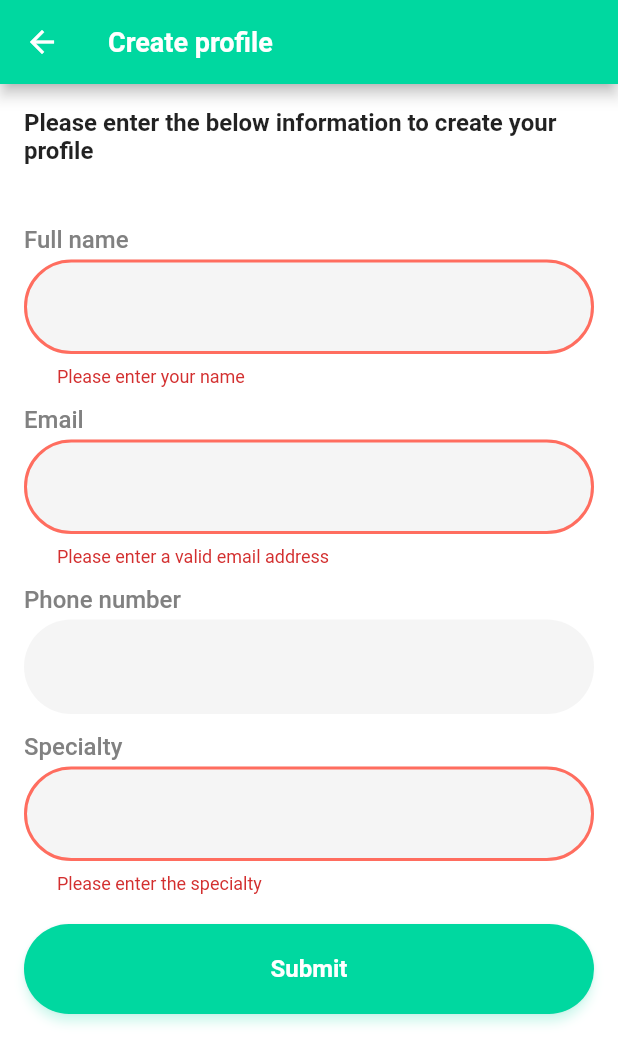
After one commit to Djamel96/doctoVirt, a Flutter app: the CreateProfileDoctorScreen screen opened directly, after a tap on "Submit", on a phone screen of 412 x 824 dp. The commit adds this screen. Shown: the top 1064 px of the screen. Run offline on Flutter 3.47's test engine with Material 2 defaults, Android fonts, the phone set to English and light mode, and no system bars; our stand-ins replace email_validator, flutter_svg, get, permission_handler, shared_preferences; missing offline and left inert: agora_rtc_engine; accounts and stored records are empty; Roboto replaces fonts that are missing (DMSans).

Commit message:
submit doctor profile

```diff
--- a/lib/chooseProfile/choose_profile_type_screen.dart
+++ b/lib/chooseProfile/choose_profile_type_screen.dart
@@ -1,3 +1,4 @@
+import 'package:doctovirt/doctor/screens/create_profile_doctor_screen.dart';
 import 'package:doctovirt/doctorsList/screens/doctors_list_main_screen.dart';
 import 'package:doctovirt/elements/rounded_button.dart';
 import 'package:flutter/material.dart';
@@ -106,8 +107,7 @@ class _ChooseProfileTypeScreenState extends State<ChooseProfileTypeScreen> {
             content: "Next",
             onPressed: () {
               if (isDoctor == true) {
-                // Go to doctor enter info screen
-
+                Get.to(() => const CreateProfileDoctorScreen());
               } else if (isDoctor == false) {
                 Get.to(() => const DoctorsListMainScreen());
               }
--- /dev/null
+++ b/lib/doctor/screens/create_profile_doctor_screen.dart
@@ -0,0 +1,100 @@
+import 'package:doctovirt/elements/rich_text_field.dart';
+import 'package:doctovirt/elements/rounded_button.dart';
+import 'package:doctovirt/helper/constants.dart';
+import 'package:doctovirt/them/colors.dart';
+import 'package:email_validator/email_validator.dart';
+import 'package:flutter/material.dart';
+
+class CreateProfileDoctorScreen extends StatefulWidget {
+  const CreateProfileDoctorScreen({super.key});
+
+  @override
+  State<CreateProfileDoctorScreen> createState() =>
+      _CreateProfileDoctorScreenState();
+}
+
+class _CreateProfileDoctorScreenState extends State<CreateProfileDoctorScreen> {
+  final nameController = TextEditingController();
+  final emailController = TextEditingController();
+  final phoneController = TextEditingController();
+  final specialtyController = TextEditingController();
+
+  final _formKey = GlobalKey<FormState>();
+  bool loading = false;
+  @override
+  Widget build(BuildContext context) {
+    return Scaffold(
+      backgroundColor: AppColors.scaffold,
+      appBar: AppBar(title: const Text("Create profile")),
+      body: ListView(
+        padding: const EdgeInsets.all(16),
+        children: [
+          const Text(
+            "Please enter the below information to create your profile",
+            style: TextStyle(
+              fontSize: 16,
+              fontWeight: FontWeight.w600,
+            ),
+          ),
+          const SizedBox(height: 40),
+          Form(
+            key: _formKey,
+            child: Column(
+              children: [
+                RichTextField(
+                  label: "Full name",
+                  controller: nameController,
+                  textCapitalization: TextCapitalization.words,
+                  validator: (val) {
+                    if (val?.isEmpty ?? true) {
+                      return "Please enter your name";
+                    }
+                    return null;
+                  },
+                ),
+                const SizedBox(height: 12),
+                RichTextField(
+                  controller: emailController,
+                  label: "Email",
+                  validator: (value) {
+                    if (!EmailValidator.validate(value!.trim())) {
+                      return 'Please enter a valid email address';
+                    }
+                    return null;
+                  },
+                ),
+                const SizedBox(height: 12),
+                RichTextField(
+                  label: "Phone number",
+                  keyboardType: TextInputType.number,
+                  controller: phoneController,
+                ),
+                const SizedBox(height: 12),
+                RichTextField(
+                  label: "Specialty",
+                  controller: specialtyController,
+                  validator: (val) {
+                    if (val?.isEmpty ?? true) {
+                      return "Please enter the specialty";
+                    }
+                    return null;
+                  },
+                ),
+                const SizedBox(height: 20),
+                RoundedButton(
+                  content: "Submit",
+                  onPressed: () => _submitProfile(),
+                )
+              ],
+            ),
+          )
+        ],
+      ),
+    );
+  }
+
+  _submitProfile() {
+    final form = _formKey.currentState;
+    if (!loading && form!.validate()) {}
+  }
+}
--- a/lib/doctorsList/models/doctor.dart
+++ b/lib/doctorsList/models/doctor.dart
@@ -43,7 +43,7 @@ class Doctor {
   final String name;
   final String username;
   final String email;
-  final Address address;
+  final Address? address;
   final String phone;
   final String website;
   final Specialty specialty;
@@ -55,9 +55,10 @@ class Doctor {
         name: json["name"],
         username: json["username"],
         email: json["email"],
-        address: Address.fromJson(json["address"]),
-        phone: json["phone"],
-        website: json["website"],
+        address:
+            json["address"] != null ? Address.fromJson(json["address"]) : null,
+        phone: json["phone"] ?? '',
+        website: json["website"] ?? '',
         specialty: Specialty.fromJson(json["specialty"]),
         gender: json['gender'],
         country: json['country'],
@@ -68,7 +69,7 @@ class Doctor {
         "name": name,
         "username": username,
         "email": email,
-        "address": address.toJson(),
+        "address": address?.toJson(),
         "phone": phone,
         "website": website,
         "specialty": specialty.toJson(),
--- a/lib/doctorsList/screens/doctor_profile_details.dart
+++ b/lib/doctorsList/screens/doctor_profile_details.dart
@@ -82,7 +82,7 @@ class _DoctorProfileDetailsState extends State<DoctorProfileDetails> {
               ),
               const SizedBox(height: 20),
               const Text(
-                "You can call him now for a free medical consultation and get advices from him.",
+                "You can request a call now for a free medical consultation and get advices.",
                 textAlign: TextAlign.center,
                 style: TextStyle(
                   fontSize: 16,
@@ -92,7 +92,10 @@ class _DoctorProfileDetailsState extends State<DoctorProfileDetails> {
               const Spacer(
                 flex: 2,
               ),
-              RoundedButton(content: "Call now")
+              RoundedButton(
+                content: "Request a call",
+                onPressed: () {},
+              )
             ],
           ),
         ),
--- a/lib/doctorsList/widgets/one_doctor.dart
+++ b/lib/doctorsList/widgets/one_doctor.dart
@@ -12,14 +12,14 @@ class OneDoctorWidget extends StatelessWidget {
 
   @override
   Widget build(BuildContext context) {
-    return CustomCardW(
-      margins: const EdgeInsets.only(bottom: 8),
-      child: Column(children: [
-        CustomInKWell(
-          onTap: () => Get.to(() => DoctorProfileDetails(
-                doctor: doctor,
-              )),
-          child: Row(
+    return CustomInKWell(
+      onTap: () => Get.to(() => DoctorProfileDetails(
+            doctor: doctor,
+          )),
+      child: CustomCardW(
+        margins: const EdgeInsets.only(bottom: 8),
+        child: Column(children: [
+          Row(
             children: [
               Image.asset(
                 doctor.gender == 0
@@ -61,8 +61,8 @@ class OneDoctorWidget extends StatelessWidget {
               const ForwardIcon()
             ],
           ),
-        )
-      ]),
+        ]),
+      ),
     );
   }
 }
--- /dev/null
+++ b/lib/elements/rich_text_field.dart
@@ -0,0 +1,240 @@
+import 'package:doctovirt/them/colors.dart';
+import 'package:flutter/material.dart';
+import 'package:flutter/services.dart';
+import 'package:flutter_svg/flutter_svg.dart';
+
+// todo: update postfix and password postfix icons code to be unified and more dynamic,
+typedef VoidCallbackWithBoolArg = void Function(bool value);
+
+class RichTextField extends StatefulWidget {
+  final Key? key;
+  final TextEditingController? controller;
+  final String? hintText;
+  final TextStyle? style;
+  final TextStyle? hintStyle;
+  final bool obscureText;
+  final bool autofocus;
+  final Widget? prefixIcon;
+  final bool isprefixActiveIconDisabledSame;
+  final Widget? prefixIconDisabled;
+  final Widget? postfix;
+  final VoidCallbackWithBoolArg? onFocus;
+  final FormFieldValidator<String>? validator;
+  final FormFieldSetter<String>? onSaved;
+  final VoidCallback? onTap;
+  final bool readOnly;
+  final ValueChanged<String>? onChanged;
+  final Widget? stackTopLayer;
+  final TextInputType? keyboardType;
+  final EdgeInsets? contentPadding;
+  final TextAlign? textAlign;
+  final List<TextInputFormatter>? inputFormatters;
+  final int? maxLength;
+  final String? errorText;
+  final String? initialValue;
+  final TextCapitalization textCapitalization;
+  final int maxLines;
+  final double radius;
+  final String label;
+
+  RichTextField({
+    this.key,
+    this.controller,
+    this.style,
+    this.hintText,
+    this.hintStyle,
+    this.obscureText = false,
+    this.readOnly = false,
+    this.prefixIcon,
+    this.prefixIconDisabled,
+    this.postfix,
+    this.onFocus,
+    this.validator,
+    this.onSaved,
+    this.onTap,
+    this.onChanged,
+    this.stackTopLayer,
+    this.keyboardType,
+    this.contentPadding,
+    this.textAlign,
+    this.inputFormatters,
+    this.maxLength,
+    this.errorText,
+    this.initialValue,
+    this.isprefixActiveIconDisabledSame = true,
+    this.autofocus = false,
+    this.textCapitalization = TextCapitalization.none,
+    this.maxLines = 1,
+    this.radius = 32,
+    required this.label,
+  });
+
+  @override
+  _RichTextFieldState createState() => _RichTextFieldState();
+}
+
+class _RichTextFieldState extends State<RichTextField> {
+  FocusNode _focus = new FocusNode();
+  Widget? _prefixIcon;
+  bool _hidePassword = false;
+  bool _isPassword = false;
+
+  @override
+  void initState() {
+    super.initState();
+    _isPassword = widget.obscureText;
+    _hidePassword = _isPassword;
+    _focus.addListener(_onFocusChange);
+  }
+
+  void _setPrefixIcon() {
+    setState(() {
+      // if (widget.prefixIconDisabled != null &&
+      //     !_focus.hasFocus &&
+      //     !widget.isprefixActiveIconDisabledSame) {
+      //   _prefixIcon = widget.prefixIconDisabled;
+      // } else {
+      _prefixIcon = widget.prefixIcon;
+      // }
+    });
+  }
+
+  void _onFocusChange() {
+    _setPrefixIcon();
+    if (widget.onFocus != null) widget.onFocus!(_focus.hasFocus);
+  }
+
+  @override
+  Widget build(BuildContext context) {
+    _setPrefixIcon();
+
+    return Column(
+      crossAxisAlignment: CrossAxisAlignment.start,
+      children: <Widget>[
+        Text(
+          widget.label,
+          style: TextStyle(
+            fontSize: 16,
+            fontWeight: FontWeight.w500,
+            color: _focus.hasFocus ? AppColors.appMain100 : AppColors.grey129,
+          ),
+        ),
+        const SizedBox(height: 4),
+        Stack(
+          children: <Widget>[
+            TextFormField(
+              textAlignVertical: TextAlignVertical.center,
+              initialValue: widget.initialValue,
+              maxLength: widget.maxLength,
+              // when maxLength is setup, by default TextField widget will build a counter under it to display the chars count,
+              // for now this counter is unneeded in all cases so we just return null:
+              buildCounter: (BuildContext context,
+                      {int? currentLength, int? maxLength, bool? isFocused}) =>
+                  null,
+              inputFormatters: widget.inputFormatters,
+              keyboardType: widget.keyboardType,
+              textAlign: widget.textAlign ?? TextAlign.start,
+              controller: widget.controller,
+              readOnly: widget.readOnly,
+              obscureText: _hidePassword,
+              autocorrect: false,
+              focusNode: _focus,
+              maxLines: widget.maxLines,
+              textCapitalization: widget.textCapitalization,
+              cursorColor: AppColors.appMain100,
+              autofocus: widget.autofocus,
+              style: widget.style ??
+                  TextStyle(
+                      fontSize: 16.0,
+                      color: Color(0xff444444),
+                      fontWeight: FontWeight.w500),
+              decoration: InputDecoration(
+                  prefixIcon: _prefixIcon,
+                  filled: true,
+                  fillColor: Color(0xfff5f5f5),
+                  hintText: widget.hintText,
+                  hintStyle: widget.hintStyle ??
+                      TextStyle(color: Color(0xff444444).withOpacity(0.5)),
+                  contentPadding:
+                      widget.contentPadding ?? const EdgeInsets.all(22),
+                  // contentPadding: EdgeInsets.zero,
+                  focusedBorder: OutlineInputBorder(
+                    borderSide:
+                        BorderSide(color: AppColors.appMain100, width: 2),
+                    borderRadius: BorderRadius.circular(widget.radius),
+                  ),
+                  enabledBorder: UnderlineInputBorder(
+                    borderSide: BorderSide(color: Colors.transparent),
+                    borderRadius: BorderRadius.circular(widget.radius),
+                  ),
+                  errorBorder: OutlineInputBorder(
+                    borderSide: BorderSide(color: Color(0xffff6d5f), width: 2),
+                    borderRadius: BorderRadius.circular(widget.radius),
+                  ),
+                  focusedErrorBorder: OutlineInputBorder(
+                    borderSide: BorderSide(color: Color(0xffff6d5f), width: 2),
+                    borderRadius: BorderRadius.circular(widget.radius),
+                  ),
+                  errorText: widget.errorText ?? null),
+              validator: widget.validator,
+              onSaved: widget.onSaved,
+              onTap: widget.onTap,
+              onChanged: widget.onChanged,
+            ),
+            Positioned(
+                top: 0,
+                bottom: 0,
+                right: 0,
+                child: Center(
+                  child: Padding(
+                    padding: EdgeInsets.symmetric(horizontal: 16.0),
+                    child: (widget.postfix != null)
+                        ? widget.postfix
+                        : (_isPassword == true)
+                            ? InkWell(
+                                child: SvgPicture.asset(
+                                  _hidePassword
+                                      ? 'assets/icons/eye_disabled.svg'
+                                      : 'assets/icons/eye.svg',
+                                  width: 22,
+                                ),
+                                onTap: () {
+                                  setState(() {
+                                    _hidePassword = !_hidePassword;
+                                  });
+                                },
+                              )
+                            : Container(),
+                  ),
+                )),
+            Positioned(
+                top: 0,
+                bottom: 0,
+                right: 0,
+                child: Center(
+                  child: Padding(
+                    padding: EdgeInsets.symmetric(horizontal: 16.0),
+                    child: (_isPassword == true)
+                        ? InkWell(
+                            child: SvgPicture.asset(
+                              _hidePassword
+                                  ? 'assets/icons/eye_disabled.svg'
+                                  : 'assets/icons/eye.svg',
+                              width: 22,
+                            ),
+                            onTap: () {
+                              setState(() {
+                                _hidePassword = !_hidePassword;
+                              });
+                            },
+                          )
+                        : Container(),
+                  ),
+                )),
+            Positioned.fill(child: widget.stackTopLayer ?? Container()),
+          ],
+        ),
+      ],
+    );
+  }
+}
--- /dev/null
+++ b/lib/helper/constants.dart
@@ -0,0 +1 @@
+const String GENDER_KEY_UNDISCLOSED = "UNDISCLOSED";
--- /dev/null
+++ b/lib/helper/shared_preferences_helper.dart
@@ -0,0 +1,34 @@
+import 'package:doctovirt/doctorsList/models/doctor.dart';
+import 'package:doctovirt/main_provider.dart';
+import 'package:shared_preferences/shared_preferences.dart';
+
+class SharedPreferencesHelper {
+  static const String _isDoctor = '_isDoctor';
+  static const String _me = 'me';
+  static const String _token = 'token';
+
+// clear the sharedPref
+  static Future<bool> clearSharedPrefs(String lang) async {
+    final SharedPreferences prefs = await SharedPreferences.getInstance();
+    await prefs.clear();
+    return true;
+  }
+
+//the function that restore the user informations
+  static Future restoreUserDataFromSheredPrefs(MainProvider mainStore) async {
+    try {
+      final SharedPreferences prefs = await SharedPreferences.getInstance();
+      bool? isDoctor = prefs.getBool(_isDoctor);
+      return true;
+    } on Exception catch (e) {
+      return false;
+    }
+  }
+
+  //the function that store the user data
+  static Future<bool> storeUserDataInSheredPrefs(Doctor profile,
+      {String? insti}) async {
+    final SharedPreferences prefs = await SharedPreferences.getInstance();
+    return true;
+  }
+}
--- /dev/null
+++ b/lib/main_provider.dart
@@ -0,0 +1,3 @@
+import 'package:flutter/foundation.dart';
+
+class MainProvider with ChangeNotifier {}
--- a/lib/them/colors.dart
+++ b/lib/them/colors.dart
@@ -6,5 +6,14 @@ class AppColors {
   static Color appMain50 = const Color(0xff00D8A0).withOpacity(.5);
   static const Color buttonShadow1 = Color(0x3300d8a0);
   static const Color buttonShadow2 = Color(0x0f0a1646);
+  static const Color defaultTextColor = Colors.black;
   static const Color scaffold = Color.fromARGB(255, 255, 255, 255);
+  static Color red235 = Color.fromRGBO(235, 116, 116, 1);
+  static Color grey106 = Color.fromRGBO(106, 106, 106, 1);
+  static Color grey243 = Color.fromRGBO(243, 243, 243, 1);
+  static Color grey129 = Color.fromRGBO(129, 129, 129, 1);
+  static Color blue62 = Color.fromRGBO(62, 139, 255, 1);
+  static Color grey196 = Color.fromRGBO(196, 196, 196, 1);
+  static Color grey169 = Color.fromRGBO(169, 169, 169, 1);
+  static Color grey246 = Color(0xffF6F4F0);
 }
--- a/pubspec.yaml
+++ b/pubspec.yaml
@@ -16,9 +16,10 @@ dependencies:
   permission_handler: ^10.2.0
   get: ^4.3.8
   flutter_svg: ^1.1.6
-
-
+  shared_preferences: ^2.0.17
+  provider: ^6.0.5
   cupertino_icons: ^1.0.2
+  email_validator: ^2.1.17
 
 dev_dependencies:
   flutter_test:
```
Also changed, not shown: assets/dropdown.png (added), pubspec.lock, 1 other file.
